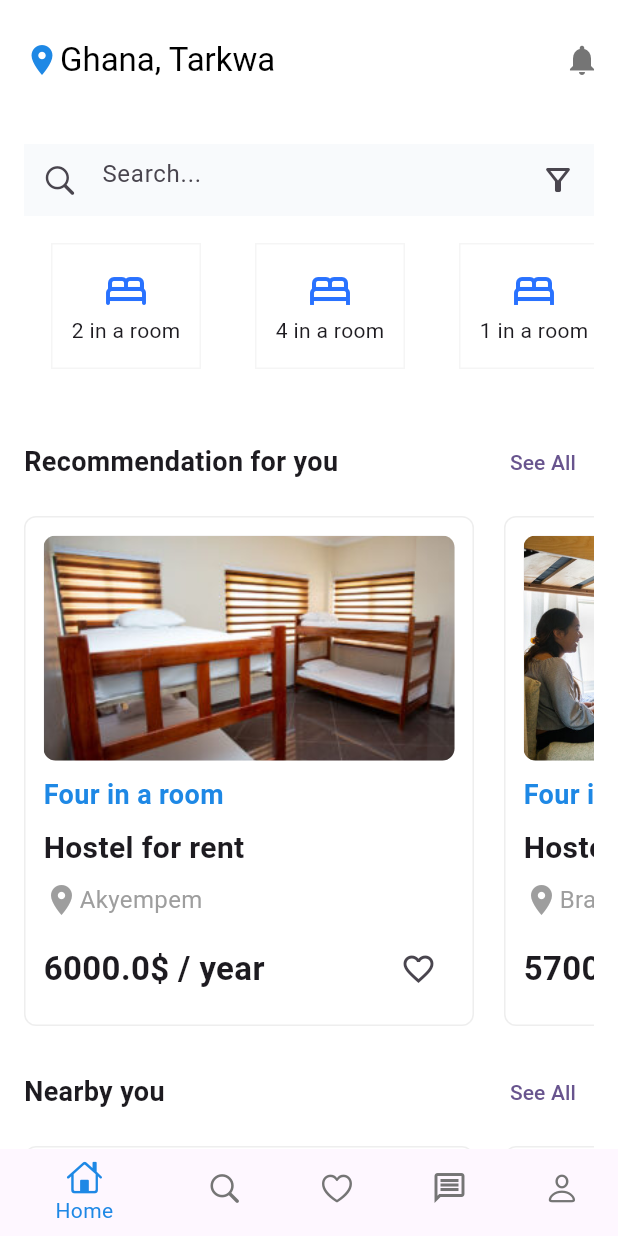
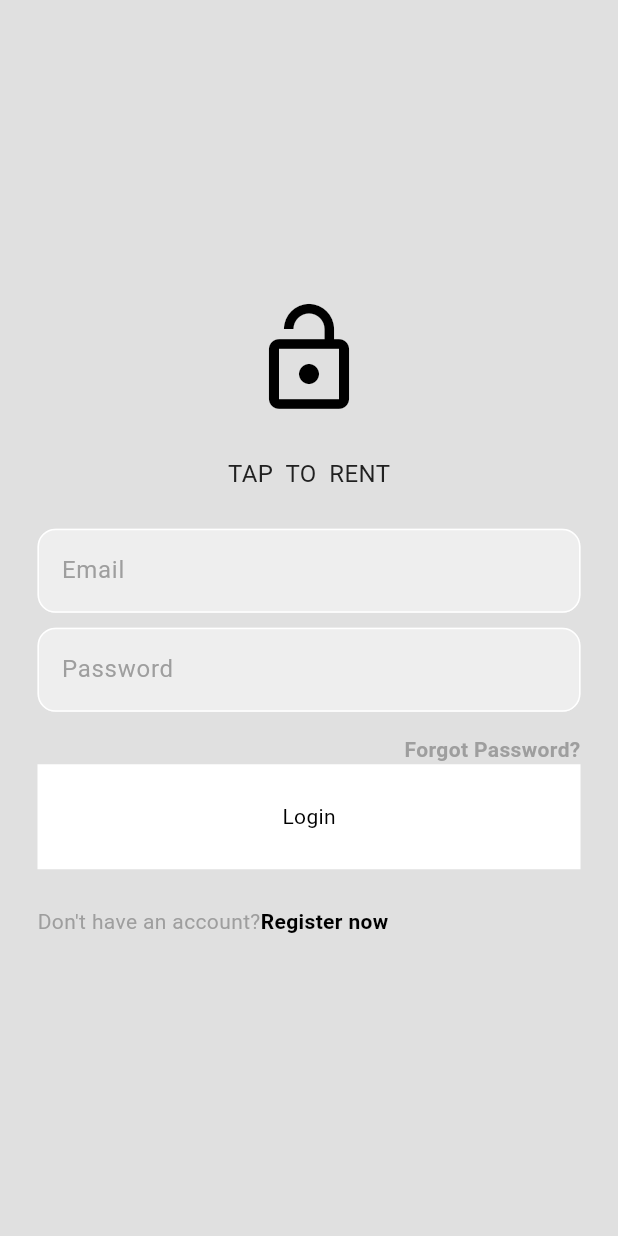
Before and after one commit to Bennerth-gya/tap_to_rent, a Flutter app: the screen it shows after launch, on a phone screen of 412 x 824 dp. Run offline on Flutter 3.47's test engine with Material 3 defaults, Android fonts, the phone set to English and light mode, and no system bars; our stand-ins replace firebase_auth, firebase_core, flutter_bloc; accounts and stored records are empty; statements that could not run were skipped.

Commit message:
Login page added

```diff
--- /dev/null
+++ b/lib/features/auth/data/firebase_auth_repo.dart
@@ -0,0 +1,116 @@
+/*
+FIREBASE IS OUR BACKEND
+*/
+
+import 'package:firebase_auth/firebase_auth.dart';
+import 'package:tap_to_rent/features/auth/domain/entities/app_user.dart';
+import 'package:tap_to_rent/features/auth/domain/repos/auth_repo.dart';
+
+class FirebaseAuthRepo implements AuthRepo{
+
+  /// access to firebase
+  final FirebaseAuth firebaseAuth = FirebaseAuth.instance;
+
+  //LOGIN: Email & password
+
+  @override
+  Future<AppUser?> loginWithEmailPassword(String email, String password) async {
+    try {
+      // attempt sign in
+      UserCredential userCredential = await firebaseAuth
+      .signInWithEmailAndPassword(email: email, password: password);
+
+      // create user
+      AppUser user = AppUser(
+        uid: userCredential.user!.uid,
+        email: email
+        );
+        // return user
+        return user;
+    }
+
+    // catch error......
+    catch (e) {
+      throw Exception('Login failed: $e');
+    }
+  }
+  @override
+  Future<AppUser?> registerWithEmailPassword(
+    String email, String password) async{
+      try {
+        // attempt sign up
+        UserCredential userCredential = await firebaseAuth
+        .createUserWithEmailAndPassword(email: email, password: password);
+
+        // create user
+        AppUser user = AppUser(uid: userCredential.user!.uid, email:  email);
+
+        // return user
+        return user;
+      }
+
+      // any errors...
+      catch (e) {
+        throw Exception('Registration failed $e');
+      }
+
+  }
+
+  @override
+  Future<void> deleteAccount() async{
+    try {
+      // get current user
+      final user = firebaseAuth.currentUser;
+
+      // check if there is a logged in user
+      if (user == null) throw Exception('No user logged in..');
+
+      // delete account
+      await user.delete();
+
+      // logout
+      await logout();
+    }
+    catch (e) {
+      throw Exception('Failed to delete account: $e');
+    }
+  }
+
+  @override
+  Future<AppUser?> getCurrentUser() async {
+    try {
+      // get current firebase user
+      final firebaseUser = firebaseAuth.currentUser;
+
+      // if no user is logged in, return null
+      if (firebaseUser == null) return null;
+
+      // convert firebase user to app user
+      return AppUser(
+        uid: firebaseUser.uid,
+        email: firebaseUser.email ?? '',
+      );
+    } catch (e) {
+      throw Exception('Failed to get current user: $e');
+    }
+  }
+
+  @override
+  Future<void> logout() async {
+    try {
+      await firebaseAuth.signOut();
+    } catch (e) {
+      throw Exception('Failed to logout: $e');
+    }
+  }
+
+  @override
+  Future<String> sendPasswordResetEmail(String email) async {
+    try {
+      await firebaseAuth.sendPasswordResetEmail(email: email);
+      return 'Password reset email sent successfully';
+    } catch (e) {
+      throw Exception('Failed to send password reset email: $e');
+    }
+  }
+}
--- /dev/null
+++ b/lib/features/auth/domain/entities/app_user.dart
@@ -0,0 +1,25 @@
+class AppUser {
+    final String uid;
+    final String email;
+
+    AppUser({
+        required this.uid,
+        required this.email,
+    });
+
+    // convert app user -> json
+    Map<String, dynamic> toJson() {
+        return {
+            'uid': uid,
+            'email': email,
+        };
+    }
+
+    // convert json -> app user
+    factory AppUser.fromJson(Map<String, dynamic> jsonUser) {
+        return AppUser(
+            uid: jsonUser['uid'],
+            email: jsonUser['email']
+        );
+    }
+}
--- /dev/null
+++ b/lib/features/auth/domain/repos/auth_repo.dart
@@ -0,0 +1,14 @@
+/*
+AUTH REPOSITORY - Outlines the possible auth operations for this page
+*/
+
+import '../entities/app_user.dart';
+
+abstract class AuthRepo {
+  Future<AppUser?> loginWithEmailPassword(String email, String password);
+  Future<AppUser?> registerWithEmailPassword(String email, String password);
+  Future<void> logout();
+  Future<AppUser?> getCurrentUser();
+  Future<String> sendPasswordResetEmail(String email);
+  Future<void> deleteAccount();
+}
--- /dev/null
+++ b/lib/features/auth/presentation/components/my_button.dart
@@ -0,0 +1,26 @@
+import 'package:flutter/material.dart';
+
+class MyButton extends StatelessWidget {
+  final void Function()? onTap;
+  final String text;
+  const MyButton({
+    super.key,
+    required this.onTap,
+    required this.text
+    });
+
+  @override
+  Widget build(BuildContext context) {
+    return GestureDetector(
+      onTap: onTap,
+      child: Container(
+        padding: const EdgeInsets.all(25),
+        decoration: BoxDecoration(
+          // color of button
+          color: Theme.of(context).colorScheme.tertiary,
+        ),
+        child: Center(child: Text("Login")),
+      ),
+    );
+  }
+}
--- /dev/null
+++ b/lib/features/auth/presentation/components/my_textfield.dart
@@ -0,0 +1,39 @@
+import 'package:flutter/material.dart';
+
+class MyTextfield extends StatelessWidget {
+  final TextEditingController controller;
+  final String hintText;
+  final bool obscureText;
+
+  const MyTextfield({
+    super.key,
+  required this.controller,
+  required this.hintText,
+  required this.obscureText,
+  });
+
+  @override
+  Widget build(BuildContext context) {
+    return TextField(
+      controller: controller,
+      obscureText: obscureText,
+      decoration: InputDecoration(
+        // border when unselected
+        enabledBorder: OutlineInputBorder(
+          borderSide: BorderSide(color: Theme.of(context).colorScheme.tertiary),
+          borderRadius: BorderRadius.circular(12)
+        ),
+
+        // border when selected
+        focusedBorder: OutlineInputBorder(
+          borderSide: BorderSide(color: Theme.of(context).colorScheme.primary),
+        ),
+        hintText: hintText,
+        hintStyle: TextStyle(color: Theme.of(context).colorScheme.primary),
+        fillColor: Theme.of(context).colorScheme.secondary,
+        filled: true,
+
+      ),
+    );
+  }
+}
--- /dev/null
+++ b/lib/features/auth/presentation/cubits/auth_states.dart
@@ -0,0 +1,33 @@
+/*
+AUTH states
+*/
+
+import 'package:tap_to_rent/features/auth/domain/entities/app_user.dart';
+
+abstract class AuthState {}
+
+
+// initial
+
+class AuthInitial extends AuthState {}
+
+// loading..
+
+class AuthLoading extends AuthState {}
+
+// authenticated
+
+class Authenticated extends AuthState {
+  final AppUser user;
+  Authenticated(this.user);
+}
+
+// unauthenticated
+
+class Unauthenticated extends AuthState {}
+
+// errors.
+class AuthError extends AuthState {
+  final String message;
+  AuthError(this.message);
+}
--- /dev/null
+++ b/lib/features/auth/presentation/pages/login_page.dart
@@ -0,0 +1,118 @@
+/*
+LOGIN PAGE UI:
+  In this page the user logs into their account
+
+  And if the user does not have an account,
+    they are being redirected to the register page to register an account
+
+*/
+import 'package:flutter/material.dart';
+import 'package:tap_to_rent/features/auth/presentation/components/my_button.dart';
+import 'package:tap_to_rent/features/auth/presentation/components/my_textfield.dart';
+
+class LoginPage extends StatefulWidget {
+  const LoginPage({super.key});
+
+  @override
+  State<LoginPage> createState() => _LoginPageState();
+}
+
+class _LoginPageState extends State<LoginPage> {
+
+  // text controller
+  final emailControlller = TextEditingController();
+  final pwController = TextEditingController();
+  @override
+  Widget build(BuildContext context) {
+    return Scaffold(
+      // APP BAR
+
+      // BODY
+      body: Center(
+        child: Padding(
+          padding: const EdgeInsets.symmetric(horizontal: 25.0),
+          child: Column(
+            mainAxisAlignment: MainAxisAlignment.center,
+            children: [
+              // Logo
+              Icon(
+                Icons.lock_open,
+                size: 80,
+                color: Colors.black,
+              ),
+
+              const SizedBox(height: 25,),
+
+              // name of app
+              Text(
+                "TAP  TO  RENT",
+                style: TextStyle(
+                  fontSize: 16,
+                  color: Theme.of(context).colorScheme.inversePrimary,
+                  ),
+                ),
+
+                const SizedBox(height: 25,),
+
+                // email textfield
+                MyTextfield(
+                  controller: emailControlller,
+                  hintText: "Email",
+                  obscureText: false
+                  ),
+
+                const SizedBox(height: 10,),
+
+                  // pw Textfield
+                  MyTextfield(
+                    controller: pwController,
+                    hintText: "Password",
+                    obscureText: true
+                    ),
+
+                    const SizedBox(height: 15,),
+
+                    // forgot password
+                    Row(
+                      mainAxisAlignment: MainAxisAlignment.end,
+                      children: [
+                        Text(
+                          "Forgot Password?",
+                          style: TextStyle(
+                            color: Theme.of(context).colorScheme.primary,
+                            fontWeight: FontWeight.bold
+                          ),
+                        ),
+                      ],
+                    ),
+
+                    // login button
+                    MyButton(
+                      onTap: () {},
+                      text: "LOGIN",
+                    ),
+
+                    // auth sign in later... (google + apple)
+
+                    const SizedBox(height: 25,),
+
+                    // don't have an account? register now!
+                    Row(
+                      children: [
+                        Text(
+                          "Don't have an account?",
+                          style: TextStyle(color: Theme.of(context).colorScheme.primary),
+                          ),
+                        Text(
+                          "Register now",
+                          style: TextStyle(fontWeight: FontWeight.bold),
+                          )
+                      ],
+                    )
+            ],
+          ),
+        ),
+      ),
+    );
+  }
+}
--- a/lib/screens/home_screen.dart
+++ b/lib/screens/home_screen.dart
@@ -6,7 +6,9 @@ import 'package:tap_to_rent/widgets/select_category.dart';
 import 'package:tap_to_rent/widgets/suggestion_list.dart';
 
 class HomeScreen extends StatefulWidget {
-  const HomeScreen({super.key});
+  final bool showBottomNavBar;
+
+  const HomeScreen({super.key, this.showBottomNavBar = true});
 
   @override
   State<HomeScreen> createState() => _HomeScreenState();
@@ -61,7 +63,7 @@ class _HomeScreenState extends State<HomeScreen> {
                 ),
         ),
         // <<-----------Let's now create the navigation button------------>>
-        bottomNavigationBar: BottomNavigationBar(
+        bottomNavigationBar: widget.showBottomNavBar ? BottomNavigationBar(
             elevation: 0.0,
             backgroundColor: Colors.white,
             selectedItemColor: Colors.blue.shade600,
@@ -77,8 +79,7 @@ class _HomeScreenState extends State<HomeScreen> {
                 BottomNavigationBarItem(
                     icon: Icon(CupertinoIcons.person), label: "Profile"),
             ]
-            )
-            ,
+            ) : null,
     );
   }
 }
--- /dev/null
+++ b/lib/themes/dark_mode.dart
@@ -0,0 +1,11 @@
+import 'package:flutter/material.dart';
+
+ThemeData darkMode = ThemeData(
+  colorScheme: ColorScheme.dark(
+    primary: Colors.grey.shade500,
+    secondary: Colors.grey.shade700,
+    tertiary: Colors.grey.shade900,
+    inversePrimary: Colors.grey.shade300,
+  ),
+  scaffoldBackgroundColor: Colors.grey.shade300
+);
--- /dev/null
+++ b/lib/themes/light_mode.dart
@@ -0,0 +1,11 @@
+import 'package:flutter/material.dart';
+
+ThemeData lightMode = ThemeData(
+  colorScheme: ColorScheme.light(
+    primary: Colors.grey.shade500,
+    secondary: Colors.grey.shade200,
+    tertiary: Colors.white,
+    inversePrimary: Colors.grey.shade900
+  ),
+  scaffoldBackgroundColor: Colors.grey.shade300,
+);
--- a/pubspec.yaml
+++ b/pubspec.yaml
@@ -34,6 +34,9 @@ dependencies:
   # The following adds the Cupertino Icons font to your application.
   # Use with the CupertinoIcons class for iOS style icons.
   cupertino_icons: ^1.0.8
+  firebase_core: ^4.1.0
+  firebase_auth: ^6.0.2
+  flutter_bloc: ^9.1.1
 
 dev_dependencies:
   flutter_test:
```
Also changed, not shown: lib/features/auth/presentation/cubits/auth_cubit.dart (added, +107 -0 lines), lib/features/auth/presentation/pages/register_page.dart (added, +118 -0 lines), lib/main.dart (+97 -21 lines), assets/login_animation.png (added), firebase.json (added), lib/firebase_options.dart (added), pubspec.lock, 5 other files.
